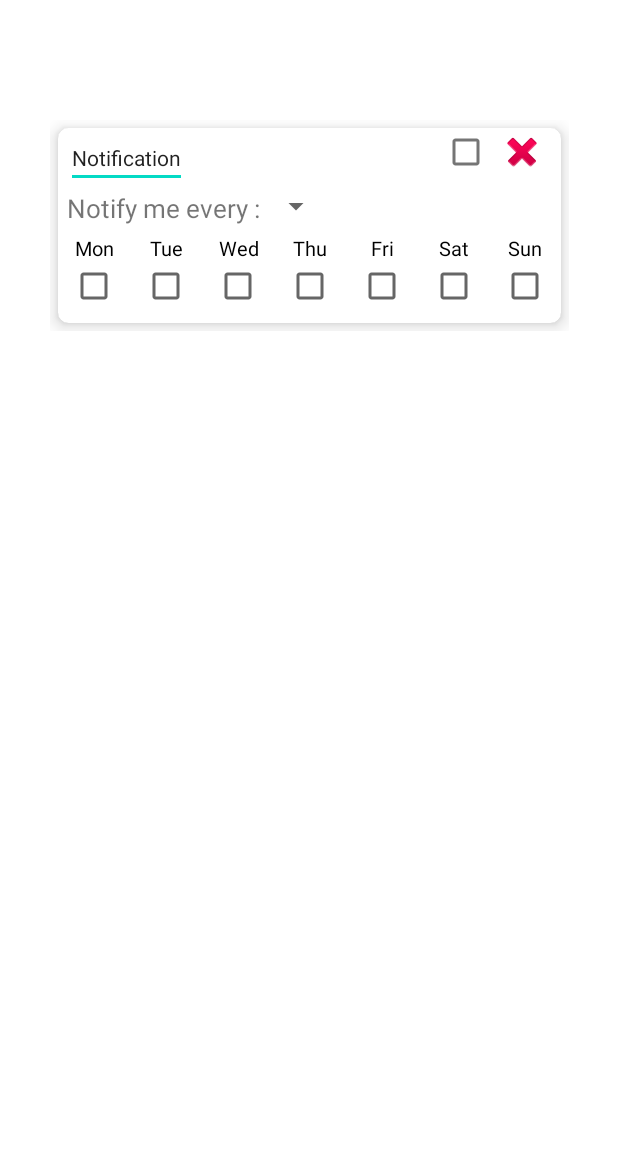
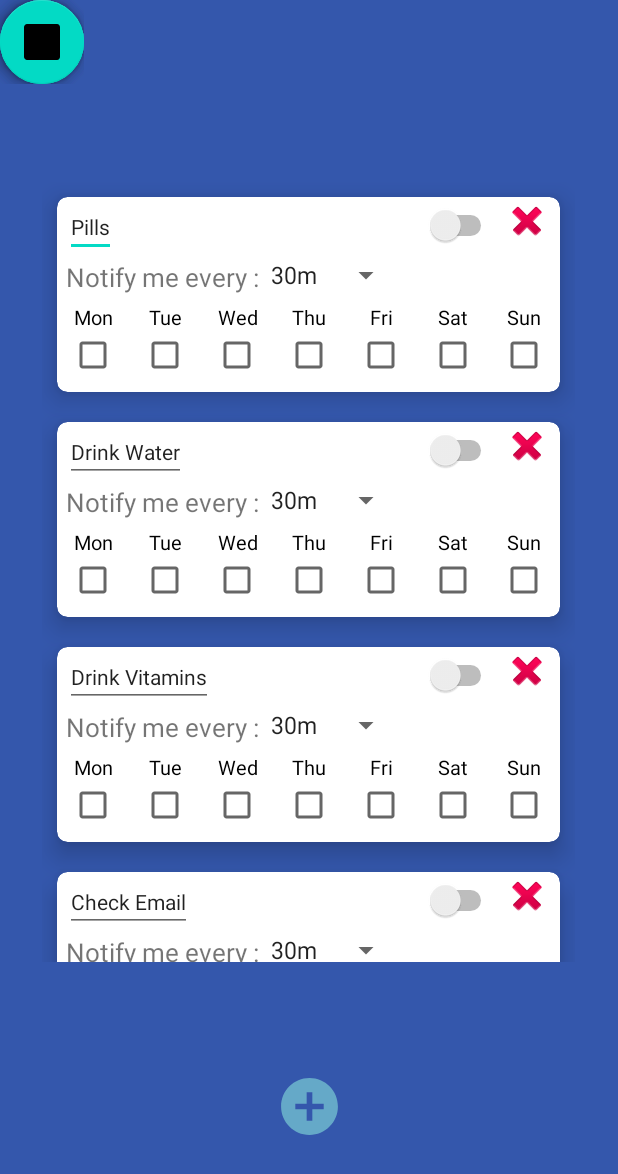
Before and after one commit to GiannisEggonidis/MotivationAndProductivityApp, an Android app: the screen it shows after launch (MainActivity), on a phone screen of 412 x 824 dp. Shown: the top 1174 px of the screen. Run offline under Robolectric (Android 15) with nearby library versions, the phone set to English and light mode, and no system bars; libraries missing offline, so code that uses them is left out: com.github.clans.fab; plain views replace FloatingActionButton, FloatingActionMenu.

Commit message:
Don't remember wat i added last time

```diff
--- a/app/build.gradle
+++ b/app/build.gradle
@@ -7,7 +7,7 @@ android {
 
     defaultConfig {
         applicationId "com.ioannis_engonidis_thesis.motivationandproductivityapp"
-        minSdk 28
+        minSdk 21
         targetSdk 30
         versionCode 1
         versionName "1.0"
@@ -38,6 +38,8 @@ dependencies {
 
     implementation 'androidx.cardview:cardview:1.0.0'
 
+    implementation "androidx.recyclerview:recyclerview:1.2.1"
+
     implementation fileTree(dir: 'libs', include: ['*.jar'])
 
     implementation 'com.github.clans:fab:1.6.2'
--- a/app/src/main/java/com/ioannis_engonidis_thesis/motivationandproductivityapp/MainActivity.java
+++ b/app/src/main/java/com/ioannis_engonidis_thesis/motivationandproductivityapp/MainActivity.java
@@ -2,15 +2,46 @@ package com.ioannis_engonidis_thesis.motivationandproductivityapp;
 
 import androidx.appcompat.app.AppCompatActivity;
 import androidx.appcompat.app.AppCompatDelegate;
+import androidx.recyclerview.widget.GridLayoutManager;
+import androidx.recyclerview.widget.LinearLayoutManager;
+import androidx.recyclerview.widget.RecyclerView;
 
 import android.os.Bundle;
+import android.view.View;
+import android.view.ViewGroup;
+import android.widget.ArrayAdapter;
+import android.widget.Spinner;
+
+import java.util.ArrayList;
 
 public class MainActivity extends AppCompatActivity {
+
+    private RecyclerView notificationPanelRecView;
+    private NotificationPanelRecViewAdapter adapter;
+    private Spinner hoursSpinner;
 
     @Override
     protected void onCreate(Bundle savedInstanceState) {
         super.onCreate(savedInstanceState);
         setContentView(R.layout.activity_main);
         AppCompatDelegate.setDefaultNightMode(AppCompatDelegate.MODE_NIGHT_NO);
+
+
+        notificationPanelRecView = findViewById(R.id.notificationPanelRecView);
+
+        ArrayList<NotificationPanel> notificationPanel = new ArrayList<>();
+        notificationPanel.add(new NotificationPanel(1, "Pills"));
+        notificationPanel.add(new NotificationPanel(2, "Drink Water"));
+        notificationPanel.add(new NotificationPanel(3, "Drink Vitamins"));
+        notificationPanel.add(new NotificationPanel(4, "Check Email"));
+
+        NotificationPanelRecViewAdapter adapter = new NotificationPanelRecViewAdapter(this);
+        adapter.setNotificationPanel(notificationPanel);
+
+        notificationPanelRecView.setLayoutManager(new LinearLayoutManager(this));
+        notificationPanelRecView.setAdapter(adapter);
+
     }
+
+
 }
--- /dev/null
+++ b/app/src/main/java/com/ioannis_engonidis_thesis/motivationandproductivityapp/NotificationPanel.java
@@ -0,0 +1,36 @@
+package com.ioannis_engonidis_thesis.motivationandproductivityapp;
+
+public class NotificationPanel {
+    private int id;
+    private String notificationName ;
+
+    public NotificationPanel(int id, String notificationName) {
+        this.id = id;
+        this.notificationName = notificationName;
+
+    }
+
+    public int getId() {
+        return id;
+    }
+
+    public void setId(int id) {
+        this.id = id;
+    }
+
+    public String getNotificationName() {
+        return notificationName;
+    }
+
+    public void setNotificationName(String notificationName) {
+        this.notificationName = notificationName;
+    }
+
+    @Override
+    public String toString() {
+        return "NotificationPanel{" +
+                "id=" + id +
+                ", notificationName='" + notificationName + '\'' +
+                '}';
+    }
+}
--- /dev/null
+++ b/app/src/main/java/com/ioannis_engonidis_thesis/motivationandproductivityapp/NotificationPanelRecViewAdapter.java
@@ -0,0 +1,92 @@
+package com.ioannis_engonidis_thesis.motivationandproductivityapp;
+
+import android.content.Context;
+import android.util.Log;
+import android.view.LayoutInflater;
+import android.view.View;
+import android.view.ViewGroup;
+import android.widget.AdapterView;
+import android.widget.ArrayAdapter;
+import android.widget.CheckBox;
+import android.widget.EditText;
+import android.widget.ImageButton;
+import android.widget.Spinner;
+import android.widget.Switch;
+import android.widget.TextView;
+import android.widget.Toast;
+
+import androidx.annotation.NonNull;
+import androidx.cardview.widget.CardView;
+import androidx.recyclerview.widget.RecyclerView;
+
+import java.util.ArrayList;
+
+public class NotificationPanelRecViewAdapter extends RecyclerView.Adapter<NotificationPanelRecViewAdapter.ViewHolder>  {
+    private String TAG = "NotificationPanelRecViewAdapter";
+
+    private ArrayList<NotificationPanel> notificationPanel = new ArrayList<>();
+    private Context mContext;
+
+    public NotificationPanelRecViewAdapter(Context mContext) {
+        this.mContext = mContext;
+    }
+
+    @NonNull
+    @Override
+    public ViewHolder onCreateViewHolder(@NonNull ViewGroup parent, int viewType) {
+//        LayoutInflater inflater = LayoutInflater.from(mContext);
+//        View view = inflater.inflate(R.layout.notification_panel_cardview,null,false);
+//        ViewHolder holder = new ViewHolder(view);
+//        return holder;
+        View view = LayoutInflater.from(parent.getContext()).inflate(R.layout.notification_panel_cardview,parent,false);
+        return new ViewHolder(view);
+
+    }
+
+    @Override
+    public void onBindViewHolder(@NonNull ViewHolder holder,final int position) {
+        Log.d(TAG,"onBindViewHolder: Called");
+        holder.notificationName.setText(notificationPanel.get(position).getNotificationName());
+
+    }
+
+    @Override
+    public int getItemCount() {
+        return notificationPanel.size();
+    }
+
+    public void setNotificationPanel(ArrayList<NotificationPanel> notificationPanel) {
+        this.notificationPanel = notificationPanel;
+        notifyDataSetChanged();
+    }
+
+    public class ViewHolder extends RecyclerView.ViewHolder {
+        private CardView parent;
+        private EditText notificationName ;
+        private CheckBox monCheckBox ,tueCheckBox,wedCheckBox,thuCheckBox,friCheckBox,satCheckBox,sunCheckBox;
+        private Switch enableNotifSwitch;
+        private TextView notifyEvery;
+        private Spinner hoursSpinner;
+        private ImageButton deleteNotificationPanel;
+
+        public ViewHolder(@NonNull View itemView) {
+            super(itemView);
+            parent = itemView.findViewById(R.id.notificationPanelParent);
+            notificationName = itemView.findViewById(R.id.notificationName);
+            monCheckBox = itemView.findViewById(R.id.mondayCheckBox);
+            tueCheckBox = itemView.findViewById(R.id.tuesdayCheckBox);
+            wedCheckBox = itemView.findViewById(R.id.wednesdayCheckBox);
+            thuCheckBox = itemView.findViewById(R.id.thursdayCheckBox);
+            friCheckBox = itemView.findViewById(R.id.fridayCheckBox);
+            satCheckBox = itemView.findViewById(R.id.saturdayCheckBox);
+            sunCheckBox = itemView.findViewById(R.id.sundayCheckBox);
+            enableNotifSwitch = itemView.findViewById(R.id.enableNotificationSwitch);
+            notifyEvery = itemView.findViewById(R.id.notifyEvery);
+            hoursSpinner = (Spinner) itemView.findViewById(R.id.hoursSpinner);
+            deleteNotificationPanel = itemView.findViewById(R.id.deleteNotificationPanel);
+
+
+        }
+
+    }
+}
--- /dev/null
+++ b/app/src/main/res/drawable-anydpi/ic_add_button.xml
@@ -0,0 +1,16 @@
+<vector xmlns:android="http://schemas.android.com/apk/res/android"
+    android:width="24dp"
+    android:height="24dp"
+    android:viewportWidth="24"
+    android:viewportHeight="24"
+    android:tint="#72BECF"
+    android:alpha="0.8">
+  <group android:scaleX="0.90909094"
+      android:scaleY="0.90909094"
+      android:translateX="1.0909091"
+      android:translateY="1.0909091">
+    <path
+        android:fillColor="@android:color/white"
+        android:pathData="M12,2C6.48,2 2,6.48 2,12s4.48,10 10,10 10,-4.48 10,-10S17.52,2 12,2zM17,13h-4v4h-2v-4L7,13v-2h4L11,7h2v4h4v2z"/>
+  </group>
+</vector>
--- /dev/null
+++ b/app/src/main/res/drawable-anydpi/ic_menu_button.xml
@@ -0,0 +1,16 @@
+<vector xmlns:android="http://schemas.android.com/apk/res/android"
+    android:width="24dp"
+    android:height="24dp"
+    android:viewportWidth="24"
+    android:viewportHeight="24"
+    android:tint="#1C1C1C"
+    android:alpha="0.8">
+  <group android:scaleX="0.8333333"
+      android:scaleY="0.8333333"
+      android:translateX="2"
+      android:translateY="2">
+    <path
+        android:fillColor="@android:color/white"
+        android:pathData="M3,18h18v-2L3,16v2zM3,13h18v-2L3,11v2zM3,6v2h18L21,6L3,6z"/>
+  </group>
+</vector>
--- a/app/src/main/res/layout/activity_main.xml
+++ b/app/src/main/res/layout/activity_main.xml
@@ -4,23 +4,60 @@
     xmlns:tools="http://schemas.android.com/tools"
     android:layout_width="match_parent"
     android:layout_height="match_parent"
-    tools:context=".MainActivity">
+    tools:context=".MainActivity"
+    android:background="#3457AC">
 
-    <!--TODO implement the action menu after finishing with the other activities-->
-    <!--<include layout="@layout/floating_action_menu"/>-->
 
     <RelativeLayout
+        android:id="@+id/relativeLayout"
         android:layout_width="wrap_content"
-        android:layout_height="wrap_content"
+        android:layout_height="520dp"
+        app:layout_constraintBottom_toTopOf="@+id/guideline3"
         app:layout_constraintEnd_toEndOf="parent"
+        app:layout_constraintHorizontal_bias="0.498"
         app:layout_constraintStart_toStartOf="parent"
-        app:layout_constraintTop_toTopOf="parent"
-        android:layout_marginTop="80dp">
+        app:layout_constraintTop_toTopOf="@+id/guideline2"
+        app:layout_constraintVertical_bias="0.207">
 
-        <include layout="@layout/notification_panel_cardview" />
+        <androidx.recyclerview.widget.RecyclerView
+            android:id="@+id/notificationPanelRecView"
+            android:layout_width="wrap_content"
+            android:layout_height="match_parent"
+            android:visibility="visible"
+            />
 
 
     </RelativeLayout>
 
+    <include
+        android:id="@+id/include"
+        layout="@layout/floating_action_menu"
+        app:layout_constraintStart_toStartOf="parent"
+        app:layout_constraintTop_toTopOf="parent" />
+
+    <ImageButton
+        android:id="@+id/addNotificationPanel"
+        android:layout_width="50dp"
+        android:layout_height="50dp"
+        android:background="@drawable/ic_add_button"
+        app:layout_constraintBottom_toBottomOf="parent"
+        app:layout_constraintEnd_toEndOf="parent"
+        app:layout_constraintStart_toStartOf="parent"
+        app:layout_constraintTop_toTopOf="@+id/guideline3"
+        tools:ignore="SpeakableTextPresentCheck" />
+
+    <androidx.constraintlayout.widget.Guideline
+        android:id="@+id/guideline2"
+        android:layout_width="wrap_content"
+        android:layout_height="wrap_content"
+        android:orientation="horizontal"
+        app:layout_constraintGuide_begin="119dp" />
+
+    <androidx.constraintlayout.widget.Guideline
+        android:id="@+id/guideline3"
+        android:layout_width="wrap_content"
+        android:layout_height="wrap_content"
+        android:orientation="horizontal"
+        app:layout_constraintGuide_begin="651dp" />
 
 </androidx.constraintlayout.widget.ConstraintLayout>
--- a/app/src/main/res/layout/floating_action_menu.xml
+++ b/app/src/main/res/layout/floating_action_menu.xml
@@ -1,18 +1,13 @@
 <?xml version="1.0" encoding="utf-8"?>
 <RelativeLayout xmlns:android="http://schemas.android.com/apk/res/android"
     xmlns:fab="http://schemas.android.com/apk/res-auto"
-    android:layout_width="match_parent"
-    android:layout_height="match_parent">
+    android:layout_width="wrap_content"
+    android:layout_height="wrap_content">
 
     <com.github.clans.fab.FloatingActionMenu
         android:id="@+id/material_design_android_floating_action_menu"
         android:layout_width="wrap_content"
         android:layout_height="wrap_content"
-        android:layout_alignParentBottom="true"
-        android:layout_alignParentRight="true"
-        android:layout_marginBottom="11dp"
-        android:layout_marginLeft="11dp"
-        android:layout_marginRight="11dp"
         fab:menu_animationDelayPerItem="55"
         fab:menu_backgroundColor="@android:color/transparent"
         fab:menu_buttonSpacing="0dp"
@@ -21,7 +16,7 @@
         fab:menu_colorRipple="#99d4d4d4"
         fab:menu_fab_label="Floating Action Menu"
         fab:menu_fab_size="normal"
-        fab:menu_icon="@drawable/fab_add"
+        fab:menu_icon="@drawable/ic_menu_button"
         fab:menu_labels_colorNormal="#333"
         fab:menu_labels_colorPressed="#444"
         fab:menu_labels_colorRipple="#66efecec"
@@ -30,14 +25,14 @@
         fab:menu_labels_hideAnimation="@anim/fab_slide_out_to_right"
         fab:menu_labels_margin="0dp"
         fab:menu_labels_maxLines="-1"
-        fab:menu_labels_padding="8dp"
-        fab:menu_labels_position="left"
+        fab:menu_labels_padding="0dp"
+        fab:menu_labels_position="right"
         fab:menu_labels_showAnimation="@anim/fab_slide_in_from_right"
         fab:menu_labels_showShadow="true"
         fab:menu_labels_singleLine="false"
         fab:menu_labels_textColor="#f2f1f1"
         fab:menu_labels_textSize="15sp"
-        fab:menu_openDirection="up"
+        fab:menu_openDirection="down"
         fab:menu_shadowColor="#66aff198"
         fab:menu_shadowRadius="4dp"
         fab:menu_shadowXOffset="1dp"
--- a/app/src/main/res/layout/notification_panel_cardview.xml
+++ b/app/src/main/res/layout/notification_panel_cardview.xml
@@ -1,32 +1,39 @@
 <?xml version="1.0" encoding="utf-8"?>
-<androidx.cardview.widget.CardView xmlns:android="http://schemas.android.com/apk/res/android"
+<com.google.android.material.card.MaterialCardView xmlns:android="http://schemas.android.com/apk/res/android"
     xmlns:app="http://schemas.android.com/apk/res-auto"
+    xmlns:tools="http://schemas.android.com/tools"
+    android:id="@+id/notificationPanelParent"
     android:layout_width="wrap_content"
     android:layout_height="wrap_content"
-    android:layout_margin="5dp"
+    android:layout_margin="10dp"
     app:cardCornerRadius="7dp"
-    app:cardElevation="7dp">
+    app:cardElevation="10dp"
+    >
 
     <RelativeLayout
         android:layout_width="335dp"
-        android:layout_height="130dp">
+        android:layout_height="130dp"
+        >
 
         <EditText
             android:id="@+id/notificationName"
             android:layout_width="wrap_content"
             android:layout_height="wrap_content"
+            android:layout_marginLeft="5dp"
+            android:maxLength="29"
             android:text="Notification"
             android:textSize="14sp"
-            android:layout_marginLeft="5dp"
-            android:maxLength="29"/>
+            tools:ignore="TouchTargetSizeCheck" />
 
-        <CheckBox
-            android:id="@+id/enableSwitchCheckbox"
-            android:layout_width="34dp"
-            android:layout_height="34dp"
+        <Switch
+            android:id="@+id/enableNotificationSwitch"
+            android:layout_width="wrap_content"
+            android:layout_height="wrap_content"
             android:layout_marginRight="4dp"
+            android:layout_marginTop="5dp"
             android:layout_toLeftOf="@+id/deleteNotificationPanel"
-            android:gravity="fill" />
+            android:gravity="fill"
+            tools:ignore="TouchTargetSizeCheck" />
 
         <ImageButton
             android:id="@+id/deleteNotificationPanel"
@@ -34,9 +41,10 @@
             android:layout_height="wrap_content"
             android:layout_alignParentRight="true"
             android:layout_gravity="right|center_vertical"
-            android:layout_marginRight="10dp"
+            android:layout_marginRight="6dp"
             android:background="@null"
-            android:src="@android:drawable/ic_delete" />
+            android:src="@android:drawable/ic_delete"
+            tools:ignore="TouchTargetSizeCheck,SpeakableTextPresentCheck" />
 
         <TextView
             android:id="@+id/notifyEvery"
@@ -54,7 +62,8 @@
             android:layout_height="wrap_content"
             android:layout_below="@+id/notificationName"
             android:layout_toRightOf="@+id/notifyEvery"
-            />
+            android:entries="@array/hoursSpinnerValues"
+            tools:ignore="TouchTargetSizeCheck,SpeakableTextPresentCheck" />
 
         <RelativeLayout
             android:layout_width="wrap_content"
@@ -136,10 +145,10 @@
                 android:drawableBottom="?android:attr/listChoiceIndicatorMultiple"
                 android:gravity="center"
                 android:text="Sun"
-                android:textSize="13sp" />
+                android:textSize="13sp"
+                tools:ignore="TouchTargetSizeCheck" />
         </RelativeLayout>
-
 
     </RelativeLayout>
 
-</androidx.cardview.widget.CardView>
+</com.google.android.material.card.MaterialCardView>
--- a/app/src/main/res/values/strings.xml
+++ b/app/src/main/res/values/strings.xml
@@ -1,3 +1,12 @@
 <resources>
     <string name="app_name">MotivationAndProductivityApp</string>
+
+    <string-array name="hoursSpinnerValues">
+        <item>30m</item>
+        <item>1h</item>
+        <item>2h</item>
+        <item>3h</item>
+        <item>4h</item>
+        <item>8h</item>
+    </string-array>
 </resources>
--- a/build.gradle
+++ b/build.gradle
@@ -5,7 +5,7 @@ buildscript {
         mavenCentral()
     }
     dependencies {
-        classpath "com.android.tools.build:gradle:7.0.2"
+        classpath 'com.android.tools.build:gradle:7.0.3'
 
         // NOTE: Do not place your application dependencies here; they belong
         // in the individual module build.gradle files
```
Also changed, not shown: app/src/main/res/drawable-hdpi/ic_add_button.png (added), app/src/main/res/drawable-hdpi/ic_menu_button.png (added), app/src/main/res/drawable-mdpi/ic_add_button.png (added), app/src/main/res/drawable-mdpi/ic_menu_button.png (added), app/src/main/res/drawable-xhdpi/ic_add_button.png (added), app/src/main/res/drawable-xhdpi/ic_menu_button.png (added), app/src/main/res/drawable-xxhdpi/ic_add_button.png (added), app/src/main/res/drawable-xxhdpi/ic_menu_button.png (added).
